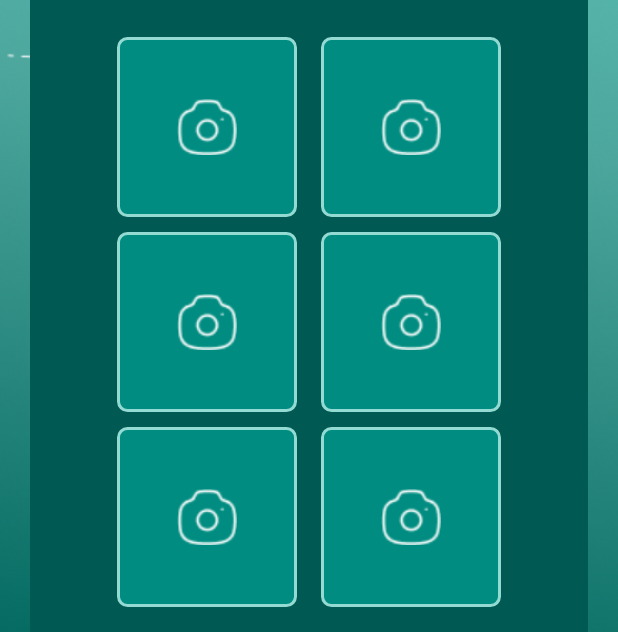
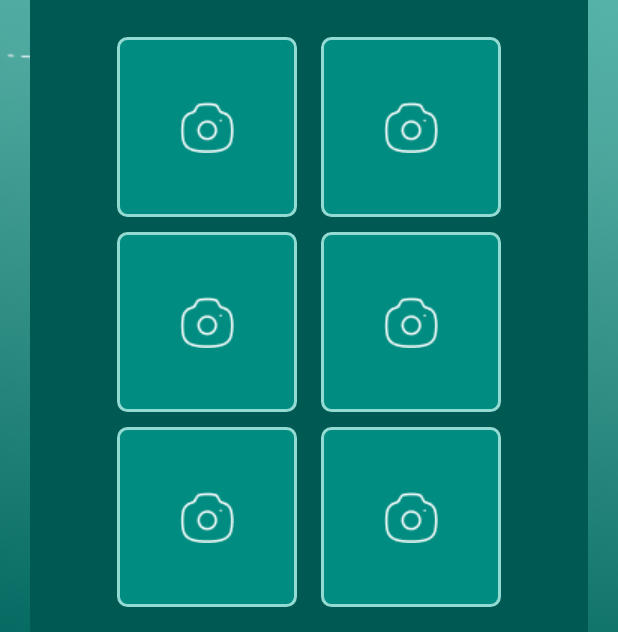
Before and after one commit to cristdulcey/roush_android, an Android app: the layout fragment_register_3.xml on its own in the app's theme, with its tools: preview values and no code run, on a phone screen of 412 x 824 dp. Shown: the part 309-941 px from the top of the screen. Run offline under Robolectric (Android 15) with nearby library versions, the phone set to English and light mode, and no system bars.

Commit message:
Vista "Crear cuenta - Descripción y redes" con scroll

```diff
--- a/app/src/main/res/layout/fragment_register_3.xml
+++ b/app/src/main/res/layout/fragment_register_3.xml
@@ -9,6 +9,11 @@
     android:orientation="vertical"
     tools:context=".Register.FragmentRegister3"
     android:background="@drawable/background_login">
+
+    <ScrollView
+        android:layout_width="match_parent"
+        android:layout_height="match_parent"
+        android:scrollbars="none">
 
     <LinearLayout
         android:layout_width="match_parent"
@@ -68,15 +73,16 @@
                 android:layout_gravity="center"
                 android:gravity="center">
 
-                <ImageView
+                <ImageButton
                     android:layout_width="120dp"
                     android:layout_height="120dp"
                     android:layout_marginRight="8dp"
                     android:padding="40dp"
                     android:background="@drawable/border_white_green_round"
-                    android:src="@drawable/icon_camera"/>
+                    android:src="@drawable/icon_camera"
+                    android:clickable="true"/>
 
-                <ImageView
+                <ImageButton
                     android:layout_width="120dp"
                     android:layout_height="120dp"
                     android:layout_marginLeft="8dp"
@@ -96,7 +102,7 @@
                     android:layout_gravity="center"
                     android:gravity="center">
 
-                    <ImageView
+                    <ImageButton
                         android:layout_width="120dp"
                         android:layout_height="120dp"
                         android:layout_marginRight="8dp"
@@ -104,7 +110,7 @@
                         android:background="@drawable/border_white_green_round"
                         android:src="@drawable/icon_camera"/>
 
-                    <ImageView
+                    <ImageButton
                         android:layout_width="120dp"
                         android:layout_height="120dp"
                         android:layout_marginLeft="8dp"
@@ -125,7 +131,7 @@
                     android:layout_gravity="center"
                     android:gravity="center">
 
-                    <ImageView
+                    <ImageButton
                         android:layout_width="120dp"
                         android:layout_height="120dp"
                         android:layout_marginRight="8dp"
@@ -133,7 +139,7 @@
                         android:background="@drawable/border_white_green_round"
                         android:src="@drawable/icon_camera"/>
 
-                    <ImageView
+                    <ImageButton
                         android:layout_width="120dp"
                         android:layout_height="120dp"
                         android:layout_marginLeft="8dp"
@@ -181,4 +187,6 @@
             </LinearLayout>
 
     </LinearLayout>
+
+    </ScrollView>
 </LinearLayout>
```
